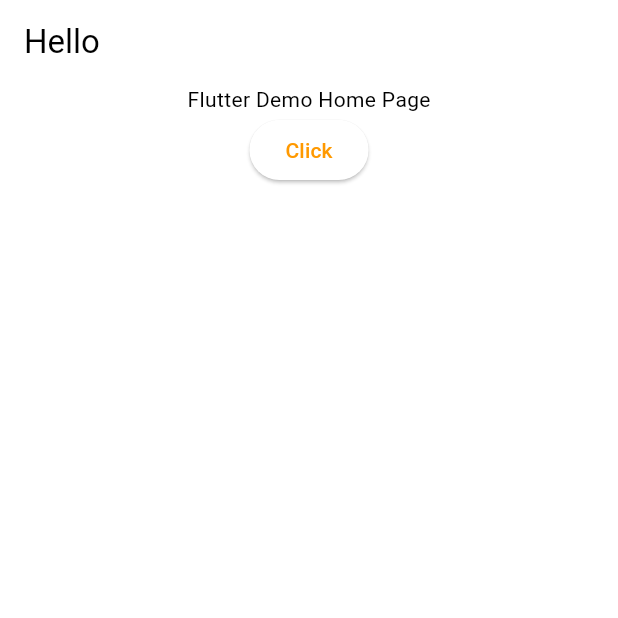
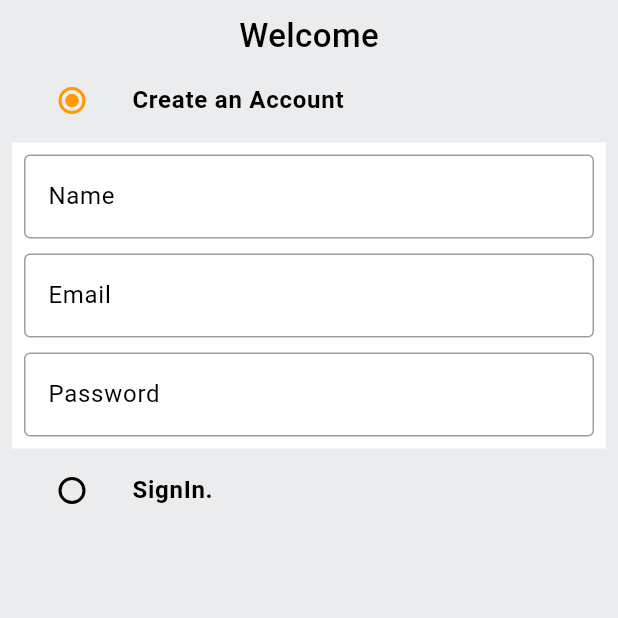
Before and after one commit to amitskr/Amazon-Clone, a Flutter app: the screen it shows after launch, on a phone screen of 412 x 824 dp, the top half of it. Run offline on Flutter 3.47's test engine with Material 3 defaults, Android fonts, the phone set to English and light mode, and no system bars.

Commit message:
Added Auth Screen, Initialized Router and custom text fields

```diff
--- /dev/null
+++ b/lib/common/widgets/custom_textfiels.dart
@@ -0,0 +1,30 @@
+import 'package:amazon_clone/constants/global_variables.dart';
+import 'package:flutter/material.dart';
+
+class CustomTextField extends StatelessWidget {
+  final TextEditingController controller;
+  final String hintText;
+  const CustomTextField({
+    Key? key,
+    required this.controller,
+    required this.hintText,
+  }) : super(key: key);
+
+  @override
+  Widget build(BuildContext context) {
+    return TextFormField(
+      controller: controller,
+      decoration: InputDecoration(
+          hintText: hintText,
+          border: const OutlineInputBorder(
+              borderSide: BorderSide(
+            color: Colors.black38,
+          )),
+          enabledBorder: const OutlineInputBorder(
+              borderSide: BorderSide(
+            color: Colors.black38,
+          ))),
+      validator: (val) {},
+    );
+  }
+}
--- /dev/null
+++ b/lib/features/auth/screens/auth_screen.dart
@@ -0,0 +1,112 @@
+import 'package:amazon_clone/common/widgets/custom_textfiels.dart';
+import 'package:amazon_clone/constants/global_variables.dart';
+import 'package:flutter/material.dart';
+
+enum Auth {
+  signin,
+  signup,
+}
+
+class AuthScreen extends StatefulWidget {
+  static const String routeName = '/auth-screen';
+  const AuthScreen({super.key});
+
+  @override
+  State<AuthScreen> createState() => _AuthScreenState();
+}
+
+class _AuthScreenState extends State<AuthScreen> {
+  Auth _auth = Auth.signup;
+  final _signUpFormKey = GlobalKey<FormState>();
+  final _signInFormKey = GlobalKey<FormState>();
+  final TextEditingController _emailController = TextEditingController();
+  final TextEditingController _passwordController = TextEditingController();
+  final TextEditingController _namelController = TextEditingController();
+
+  @override
+  void dispose() {
+    super.dispose();
+    _emailController.dispose();
+    _passwordController.dispose();
+    _namelController.dispose();
+  }
+
+  @override
+  Widget build(BuildContext context) {
+    return Scaffold(
+        backgroundColor: GlobalVariables.greyBackgroundCOlor,
+        body: SafeArea(
+          child: Padding(
+            padding: const EdgeInsets.all(8.0),
+            child: Column(children: [
+              const Text(
+                "Welcome",
+                style: TextStyle(fontSize: 22, fontWeight: FontWeight.w500),
+              ),
+              ListTile(
+                title: const Text(
+                  "Create an Account",
+                  style: TextStyle(
+                    fontWeight: FontWeight.bold,
+                  ),
+                ),
+                leading: Radio(
+                  activeColor: GlobalVariables.secondaryColor,
+                  value: Auth.signup,
+                  groupValue: _auth,
+                  onChanged: (Auth? val) {
+                    setState(() {
+                      _auth = val!;
+                    });
+                  },
+                ),
+              ),
+              if (_auth == Auth.signup)
+                Form(
+                  key: _signUpFormKey,
+                  child: Container(
+                    padding: const EdgeInsets.all(8),
+                    color: GlobalVariables.backgroundColor,
+                    child: Column(
+                      children: [
+                        CustomTextField(
+                          controller: _namelController,
+                          hintText: "Name",
+                        ),
+                        const SizedBox(height: 10),
+                        CustomTextField(
+                          controller: _emailController,
+                          hintText: "Email",
+                        ),
+                        const SizedBox(height: 10),
+                        CustomTextField(
+                          controller: _passwordController,
+                          hintText: "Password",
+                        ),
+                      ],
+                    ),
+                  ),
+                ),
+              ListTile(
+                title: const Text(
+                  "SignIn.",
+                  style: TextStyle(
+                    fontWeight: FontWeight.bold,
+                  ),
+                ),
+                leading: Radio(
+                  activeColor: GlobalVariables.secondaryColor,
+                  value: Auth.signin,
+                  groupValue: _auth,
+                  onChanged: (Auth? val) {
+                    setState(() {
+                      _auth = val!;
+                    });
+                  },
+                ),
+              )
+            ]),
+          ),
+        ));
+  }
+}
--- a/lib/main.dart
+++ b/lib/main.dart
@@ -1,4 +1,6 @@
 import 'package:amazon_clone/constants/global_variables.dart';
+import 'package:amazon_clone/features/auth/screens/auth_screen.dart';
+import 'package:amazon_clone/router.dart';
 import 'package:flutter/material.dart';
 
 void main() {
@@ -12,6 +14,7 @@ class MyApp extends StatelessWidget {
   @override
   Widget build(BuildContext context) {
     return MaterialApp(
+      debugShowCheckedModeBanner: false,
       title: 'Flutter Demo',
       theme: ThemeData(
           scaffoldBackgroundColor: GlobalVariables.backgroundColor,
@@ -23,23 +26,8 @@ class MyApp extends StatelessWidget {
               iconTheme: IconThemeData(
                 color: Colors.black,
               ))),
-      home: Scaffold(
-          appBar: AppBar(
-            title: const Text("Hello"),
-          ),
-          body: Column(
-            children: [
-              const Center(
-                child: Text(
-                  'Flutter Demo Home Page',
-                ),
-              ),
-              ElevatedButton(
-                onPressed: () {},
-                child: const Text("Click"),
-              ),
-            ],
-          )),
+      onGenerateRoute: (settings) => generateRoute(settings),
+      home: AuthScreen(),
     );
   }
 }
--- /dev/null
+++ b/lib/router.dart
@@ -0,0 +1,19 @@
+import 'package:amazon_clone/features/auth/screens/auth_screen.dart';
+import 'package:flutter/material.dart';
+
+Route<dynamic> generateRoute(RouteSettings routeSettings) {
+  switch (routeSettings.name) {
+    case AuthScreen.routeName:
+      return MaterialPageRoute(
+        settings: routeSettings,
+        builder: (_) => const AuthScreen(),
+      );
+
+    default:
+      return MaterialPageRoute(
+        builder: (_) => const Scaffold(
+          body: Center(child: Text("Error 404 Not F ound")),
+        ),
+      );
+  }
+}
```
